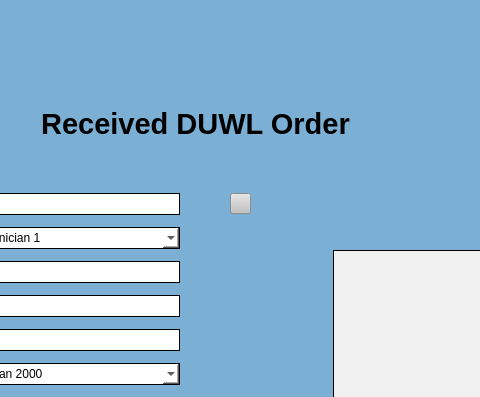
Before: the Qt Designer form UI Screens/COMBdb_DUWL_Receive_Form.ui in Kasmanian/COMBDb-oldgen, drawn with Qt 5; both pictures show x 306 to 786 and y 0 to 397 of the 1011 by 795 pixel window.
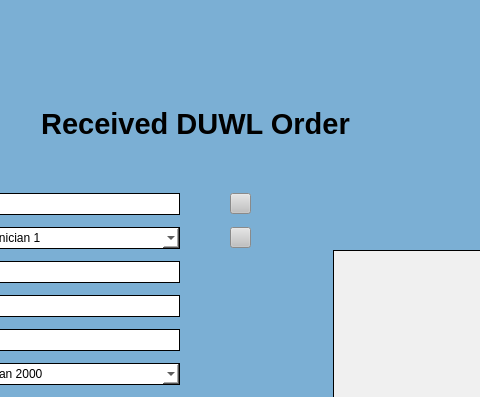
After: the same form once the commit is applied.

```diff
--- a/UI Screens/COMBdb_DUWL_Receive_Form.ui
+++ b/UI Screens/COMBdb_DUWL_Receive_Form.ui
@@ -867,6 +867,41 @@
               </property>
              </widget>
             </item>
+            <item row="1" column="2">
+             <widget class="QPushButton" name="find2">
+              <property name="minimumSize">
+               <size>
+                <width>21</width>
+                <height>21</height>
+               </size>
+              </property>
+              <property name="maximumSize">
+               <size>
+                <width>21</width>
+                <height>21</height>
+               </size>
+              </property>
+              <property name="cursor">
+               <cursorShape>PointingHandCursor</cursorShape>
+              </property>
+              <property name="styleSheet">
+               <string notr="true">QPushButton:hover {
+	 background-color: rgb(210, 210, 210);
+}
+
+QPushButton:focus {
+	background-color: rgb(210, 210, 210);
+}
+
+QPushButton {
+	background-color: rgb(193, 193, 193);
+}</string>
+              </property>
+              <property name="text">
+               <string/>
+              </property>
+             </widget>
+            </item>
            </layout>
           </item>
           <item>
```
